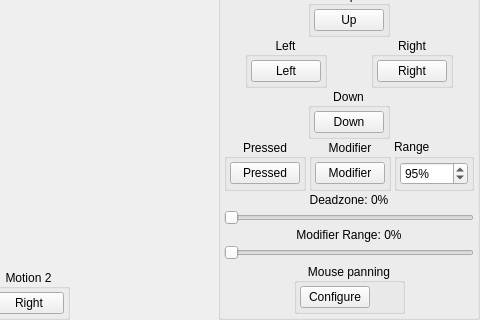
Before: the Qt Designer form src/yuzu/configuration/configure_input_player.ui in rorrim-rorrim/eden-alt, drawn with Qt 5; both pictures show x 508 to 988 and y 280 to 600 of the 988 by 600 pixel window.
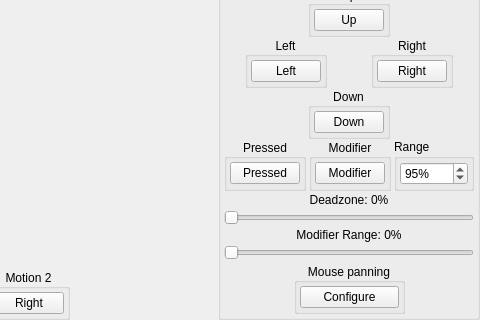
After: the same form once the commit is applied. Icons and pictures are not drawn. Custom widgets are drawn as their Qt base class.

```diff
--- a/src/yuzu/configuration/configure_input_player.ui
+++ b/src/yuzu/configuration/configure_input_player.ui
@@ -3105,21 +3105,6 @@
                     </property>
                     <item>
                      <widget class="QPushButton" name="mousePanningButton">
-                      <property name="minimumSize">
-                       <size>
-                        <width>68</width>
-                        <height>0</height>
-                       </size>
-                      </property>
-                      <property name="maximumSize">
-                       <size>
-                        <width>68</width>
-                        <height>16777215</height>
-                       </size>
-                      </property>
-                      <property name="styleSheet">
-                       <string notr="true">min-width: 68px;</string>
-                      </property>
                       <property name="text">
                        <string>Configure</string>
                       </property>
```
